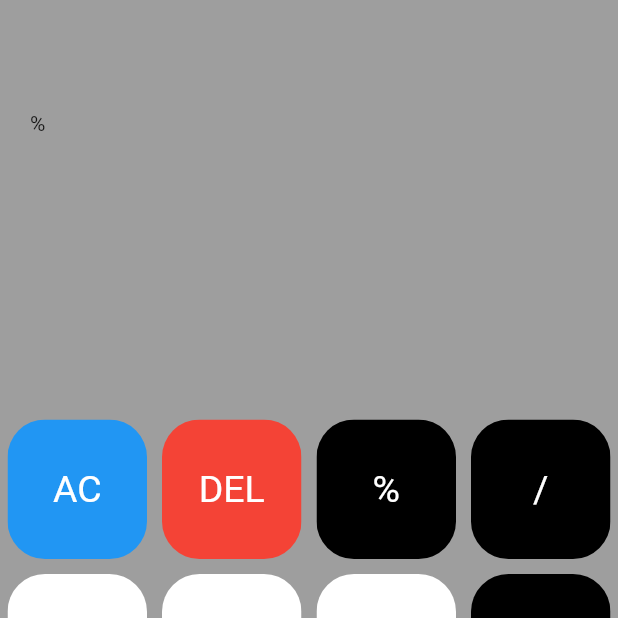
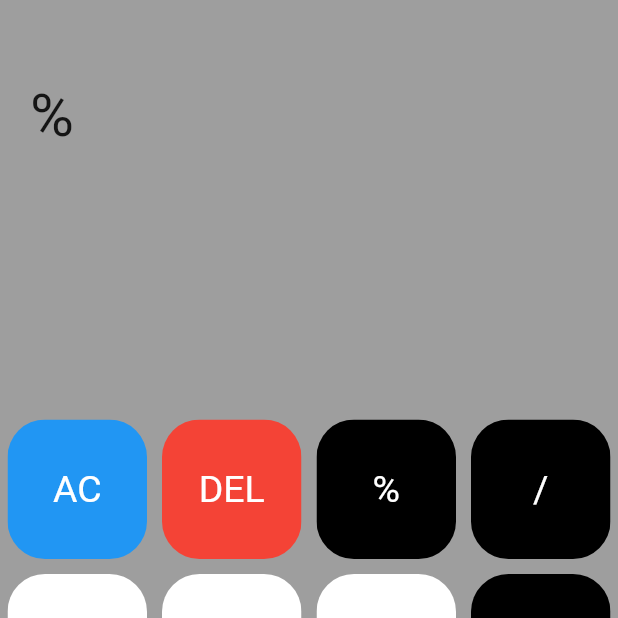
Before and after one commit to ZheerBarzan/project_gauss, a Flutter app: the screen it shows after launch, after a tap on an icon or button, on a phone screen of 412 x 824 dp, the top half of it. Run offline on Flutter 3.47's test engine with Material 2 defaults, Android fonts, the phone set to English and light mode, and no system bars.

Commit message:
some minor adjustments to the UI

```diff
--- a/lib/home_page.dart
+++ b/lib/home_page.dart
@@ -37,29 +37,34 @@ class _HomePageState extends State<HomePage> {
 
   @override
   Widget build(BuildContext context) {
-    return MaterialApp(
+    return SafeArea(
+      child: MaterialApp(
         debugShowCheckedModeBanner: false,
         home: Scaffold(
           backgroundColor: Colors.grey,
           body: Column(
             children: <Widget>[
               Expanded(
-              child: Container(
                 child: Column(
                   mainAxisAlignment: MainAxisAlignment.spaceEvenly,
                   children: <Widget>[
                     Container(
                       padding: const EdgeInsets.all(20),
                       alignment: Alignment.centerLeft,
-                      child: Text(question),
+                      child: Text(
+                        question,
+                        style: const TextStyle(fontSize: 40),
+                      ),
                     ),
                     Container(
                       padding: const EdgeInsets.all(20),
                       alignment: Alignment.centerRight,
-                      child: Text(answer),
+                      child: Text(
+                        answer,
+                        style: const TextStyle(fontSize: 40),
+                      ),
                     ),
                   ],
-                ),
                 ),
               ),
               Expanded(
@@ -85,8 +90,8 @@ class _HomePageState extends State<HomePage> {
                           return Buttons(
                               buttonPressed: () {
                                 setState(() {
-                                question =
-                                    question.substring(0, question.length - 1);
+                                  question = question.substring(
+                                      0, question.length - 1);
                                 });
                               },
                               buttonText: buttons[index],
@@ -119,6 +124,7 @@ class _HomePageState extends State<HomePage> {
             ],
           ),
         ),
+      ),
     );
   }
 
```
Lines whose indentation alone changed are shown as unchanged.
